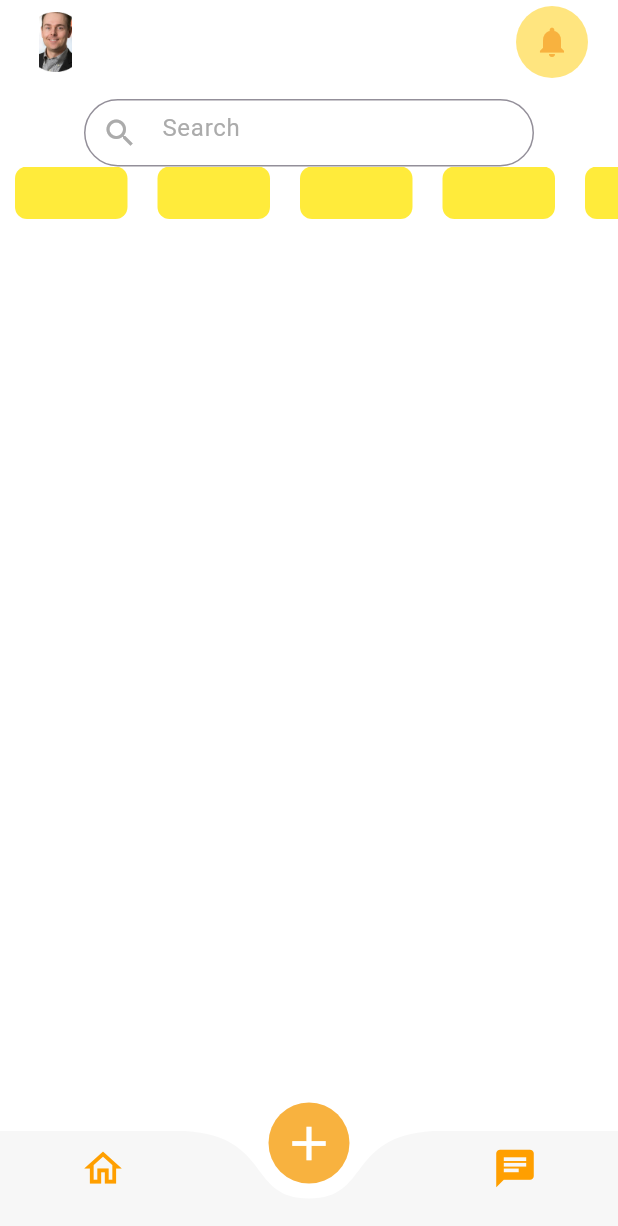
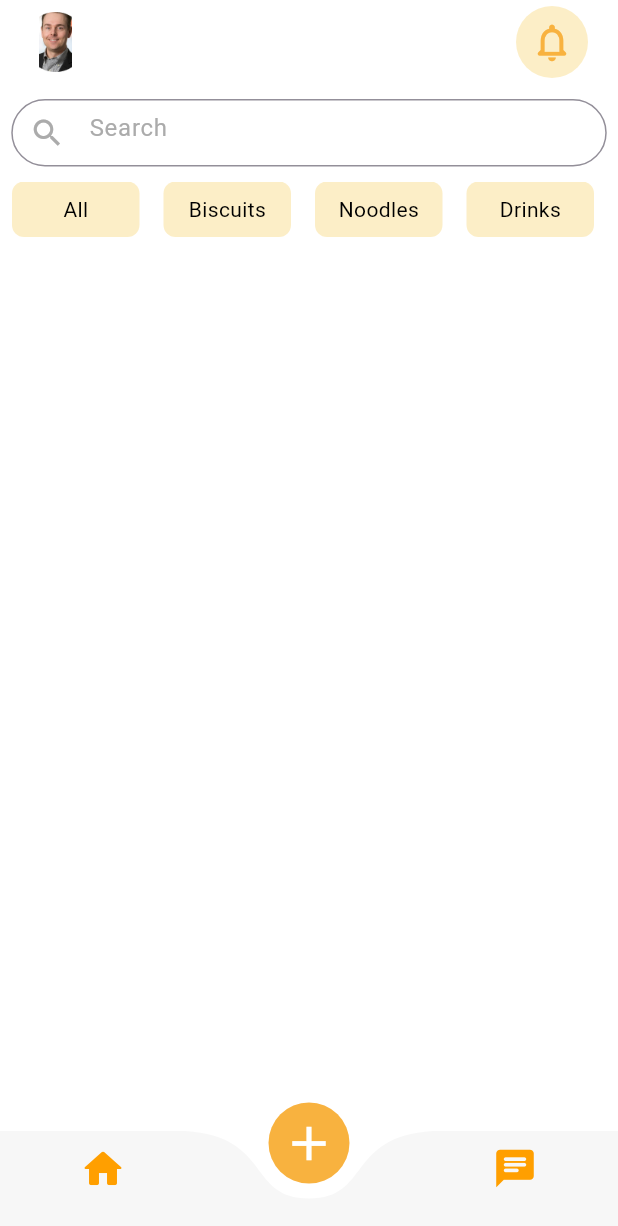
Before and after one commit to ARYANRAJ990/v_cart, a Flutter app: the Feed screen opened directly, on a phone screen of 412 x 824 dp. Shown: the top 1226 px of the screen. Run offline on Flutter 3.47's test engine with Material 3 defaults, Android fonts, the phone set to English and light mode, and no system bars; drawn by our look-alikes of curved_labeled_navigation_bar; our stand-ins replace dropdown_button2, google_fonts, pinput, timer_count_down; missing offline and left inert: show_hide_password.

Commit message:
add side scroll list view

```diff
--- a/lib/feed.dart
+++ b/lib/feed.dart
@@ -1,6 +1,7 @@
 import 'package:curved_labeled_navigation_bar/curved_navigation_bar.dart';
 import 'package:curved_labeled_navigation_bar/curved_navigation_bar_item.dart';
 import 'package:flutter/cupertino.dart';
+import 'package:dropdown_button2/dropdown_button2.dart';
 import 'package:flutter/material.dart';
 import 'package:v_cart/drwaerNavbar.dart';
 class Feed extends StatefulWidget {
@@ -15,6 +16,21 @@ class _FeedState extends State<Feed> {
   Color button1 = Color(0xFFFF9F00);
   Color button2 = Colors.white;
   Color button3 = Color(0xFFFF9F00);
+  List<String> cat=[
+    "All",
+    "Biscuits",
+    "Noodles",
+    "Drinks",
+    "Namkeen"
+  ];
+  Widget buildBody(BuildContext ctxt, int index){
+    return new Container(
+      child: Center(child: Text(cat[index],style: TextStyle(color: Colors.black, fontSize: 14,fontWeight: FontWeight.normal),)),
+      margin: EdgeInsets.symmetric(horizontal: 8),
+      width: 85,
+      decoration: BoxDecoration(borderRadius: BorderRadius.circular(8), color: Color(0xFFFCEEC7)),
+    );
+  }
   @override
   Widget build(BuildContext context) {
     return  Scaffold(
@@ -44,12 +60,12 @@ class _FeedState extends State<Feed> {
           Container(
             margin: EdgeInsets.only(right: 20.0),
             decoration: BoxDecoration(
-              color: Colors.amberAccent[100],
+              color: Color(0xFFFCEEC7),
               shape: BoxShape.circle,
             ),
             child: IconButton(
               onPressed: () {},
-              icon: Icon(Icons.notifications),
+              icon: Icon(Icons.notifications_none_rounded,size: 30,),
               color: Color(0xFFF8B23F),
             ),
           ),
@@ -63,7 +79,7 @@ class _FeedState extends State<Feed> {
             child: Center(
               child: SizedBox(
                 height: 45,
-                width: 300,
+                width: MediaQuery.of(context).size.width-15,
                 child: TextField(
                   keyboardType: TextInputType.text,
                   style: TextStyle(color: Colors.black,
@@ -88,21 +104,19 @@ class _FeedState extends State<Feed> {
               ),
             ),
           ),
+          SizedBox(
+            height: 10,
+          ),
           Container(
-            height: 35,
+            height: 37,
             child: ListView.builder(
               scrollDirection: Axis.horizontal,
-              itemCount: 10,
-              itemBuilder: (context, count){
-                return Container(
-                  margin: EdgeInsets.symmetric(horizontal: 10),
-                  width: 75,
-                  decoration: BoxDecoration(borderRadius: BorderRadius.circular(8), color: Colors.yellow),
-                );
-              },
+              itemCount: cat.length,
+              itemBuilder: (BuildContext context, int count)=>buildBody(context, count),
             ),
           ),
         ],
+
             ),
       ),
       bottomNavigationBar: CurvedNavigationBar(
@@ -129,8 +143,8 @@ class _FeedState extends State<Feed> {
         },
         items: [
           CurvedNavigationBarItem(
-            child: Icon(Icons.home_outlined,
-            size: 30,
+            child: Icon(Icons.home_rounded,
+            size: 32,
             color: button1),
           ),
           CurvedNavigationBarItem(
@@ -139,7 +153,7 @@ class _FeedState extends State<Feed> {
             color: button2),
           ),
           CurvedNavigationBarItem(
-            child: Icon(Icons.chat,
+            child: Icon(Icons.chat_rounded,
                 size: 30,color: button3),
           ),
         ],
--- a/pubspec.yaml
+++ b/pubspec.yaml
@@ -41,6 +41,7 @@ dependencies:
   cupertino_icons: ^1.0.2
   show_hide_password: ^0.0.2
   curved_labeled_navigation_bar: ^2.0.2
+  dropdown_button2: ^2.3.9
 
 dev_dependencies:
   flutter_test:
```
Also changed, not shown: pubspec.lock.
